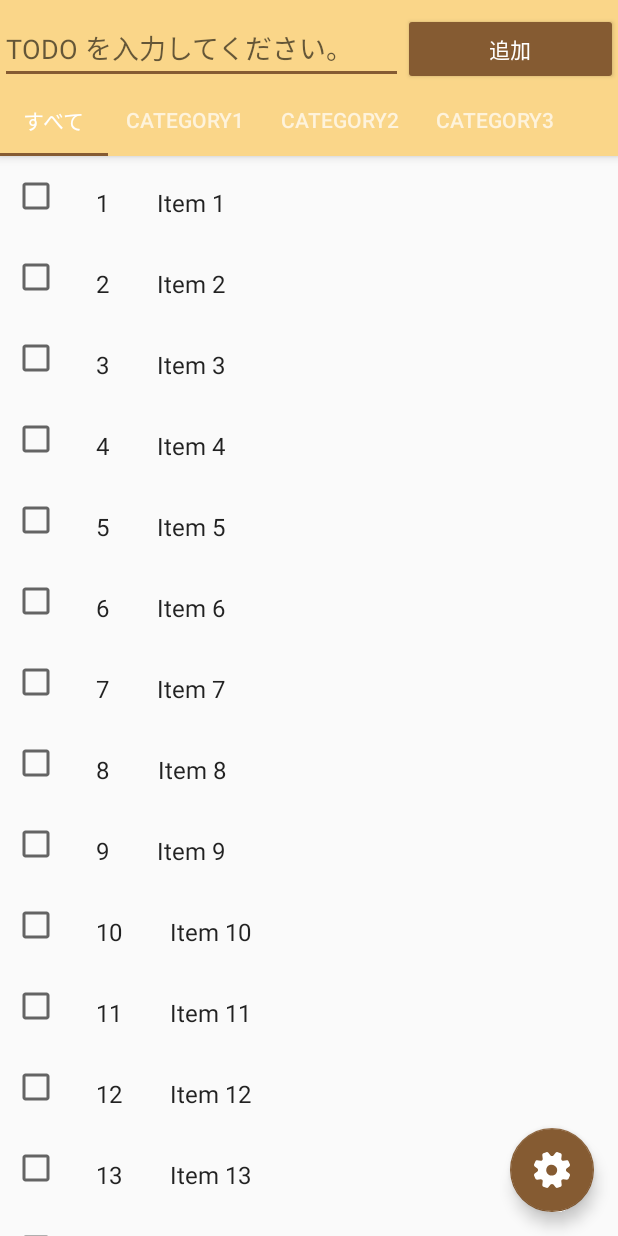
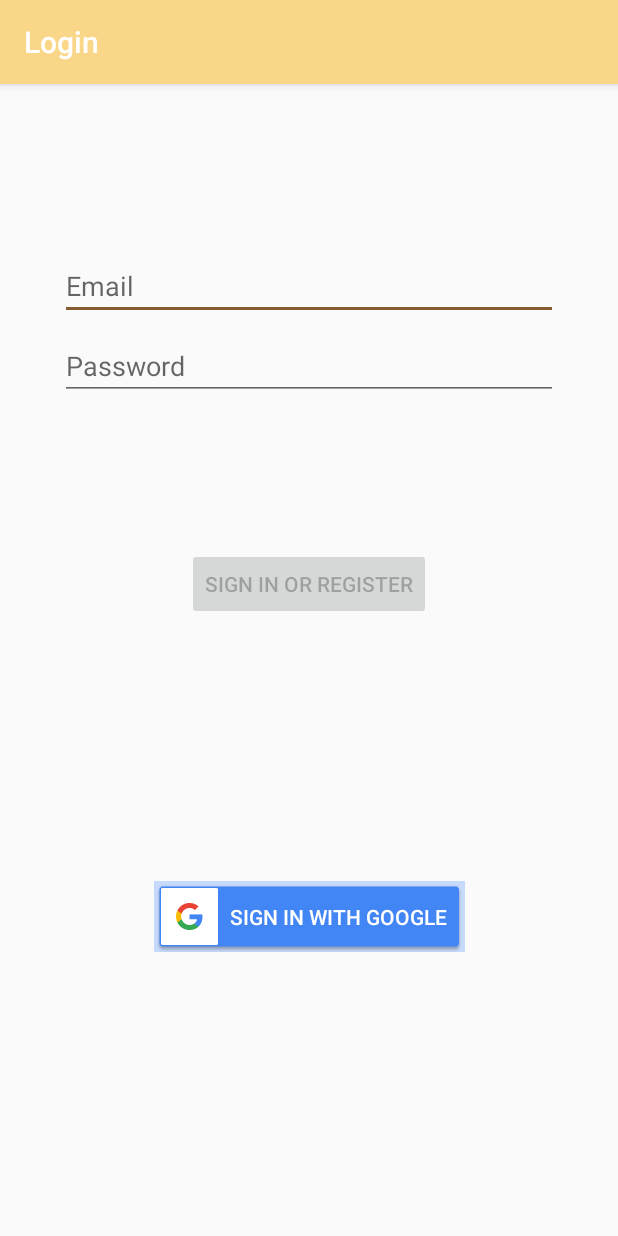
Before and after one commit to ryohashioka/TODO, an Android app: the screen it shows after launch (MainActivity before the commit, LoginActivity after it), on a phone screen of 412 x 824 dp. Run offline under Robolectric (Android 15) with nearby library versions, the phone set to English and light mode, and no system bars; our stand-ins replace Firebase (no records; nobody signed in at launch, a user with empty details on screens opened directly).

Commit message:
メールアドレスでのログイン機能追加

```diff
--- a/app/build.gradle
+++ b/app/build.gradle
@@ -38,7 +38,9 @@ dependencies {
     implementation 'androidx.recyclerview:recyclerview:1.0.0'
     implementation 'com.google.android.gms:play-services-plus:16.0.0'
     implementation 'com.google.firebase:firebase-auth:16.0.5'
+    implementation 'androidx.annotation:annotation:1.0.2'
     testImplementation 'junit:junit:4.12'
     androidTestImplementation 'androidx.test.ext:junit:1.1.0'
     androidTestImplementation 'androidx.test.espresso:espresso-core:3.2.0'
+    implementation 'com.google.android.gms:play-services-auth:17.0.0'
 }
--- /dev/null
+++ b/app/src/main/java/jp/co/ryo/hashioka/todo/firebase/Database.kt
@@ -0,0 +1 @@
+package jp.co.ryo.hashioka.todo.firebase
--- /dev/null
+++ b/app/src/main/java/jp/co/ryo/hashioka/todo/ui/login/LoginActivity.kt
@@ -0,0 +1,170 @@
+package jp.co.ryo.hashioka.todo.ui.login
+
+import android.app.Activity
+import android.content.Intent
+import androidx.lifecycle.Observer
+import androidx.lifecycle.ViewModelProviders
+import android.os.Bundle
+import androidx.annotation.StringRes
+import androidx.appcompat.app.AppCompatActivity
+import android.text.Editable
+import android.text.TextWatcher
+import android.view.View
+import android.view.inputmethod.EditorInfo
+import android.widget.Button
+import android.widget.EditText
+import android.widget.ProgressBar
+import android.widget.Toast
+import jp.co.ryo.hashioka.todo.MainActivity
+
+import jp.co.ryo.hashioka.todo.R
+
+class LoginActivity : AppCompatActivity() {
+
+    private lateinit var loginViewModel: LoginViewModel
+
+    private val loginSuccess : () -> Unit = {
+        // MainActivity へ遷移する。
+        intentMainActivity()
+    }
+    private val loginError : () -> Unit = {
+        // エラーメッセージを表示する。
+        Toast.makeText(
+            this, "Authentication failed.",
+            Toast.LENGTH_SHORT
+        ).show()
+    }
+
+    override fun onCreate(savedInstanceState: Bundle?) {
+        super.onCreate(savedInstanceState)
+        setContentView(R.layout.activity_login)
+
+        val username = findViewById<EditText>(R.id.username)
+        val password = findViewById<EditText>(R.id.password)
+        val login = findViewById<Button>(R.id.login)
+        val signInGoogle = findViewById<Button>(R.id.signInGoogle)
+        val loading = findViewById<ProgressBar>(R.id.loading)
+
+        loginViewModel = ViewModelProviders.of(this, LoginViewModelFactory())
+            .get(LoginViewModel::class.java)
+
+        // ログイン済みならメイン画面へ遷移
+        if(loginViewModel.isLoggedIn()) {
+            intentMainActivity()
+            return
+        }
+
+        loginViewModel.loginFormState.observe(this@LoginActivity, Observer {
+            val loginState = it ?: return@Observer
+
+            // disable login button unless both username / password is valid
+            login.isEnabled = loginState.isDataValid
+
+            if (loginState.usernameError != null) {
+                username.error = getString(loginState.usernameError)
+            }
+            if (loginState.passwordError != null) {
+                password.error = getString(loginState.passwordError)
+            }
+        })
+
+        loginViewModel.loginResult.observe(this@LoginActivity, Observer {
+            val loginResult = it ?: return@Observer
+
+            loading.visibility = View.GONE
+            if (loginResult.error != null) {
+                showLoginFailed(loginResult.error)
+            }
+            if (loginResult.success != null) {
+                updateUiWithUser(loginResult.success)
+            }
+            setResult(Activity.RESULT_OK)
+
+            //Complete and destroy login activity once successful
+            finish()
+        })
+
+        username.afterTextChanged {
+            loginViewModel.loginDataChanged(
+                username.text.toString(),
+                password.text.toString()
+            )
+        }
+
+        password.apply {
+            afterTextChanged {
+                loginViewModel.loginDataChanged(
+                    username.text.toString(),
+                    password.text.toString()
+                )
+            }
+
+            setOnEditorActionListener { _, actionId, _ ->
+                when (actionId) {
+                    EditorInfo.IME_ACTION_DONE ->
+                        loginViewModel.signIn(
+                            username.text.toString(),
+                            password.text.toString(),
+                            loginSuccess,
+                            loginError
+                        )
+                }
+                false
+            }
+
+            login.setOnClickListener {
+                loading.visibility = View.VISIBLE
+                loginViewModel.signIn(
+                    username.text.toString(),
+                    password.text.toString(),
+                    loginSuccess,
+                    loginError)
+            }
+        }
+
+        signInGoogle.setOnClickListener {
+            loginViewModel.signInGoogle(
+                loginSuccess,
+                loginError)
+        }
+
+    }
+
+    private fun updateUiWithUser(model: LoggedInUserView) {
+        val welcome = getString(R.string.welcome)
+        val displayName = model.displayName
+        // TODO : initiate successful logged in experience
+        Toast.makeText(
+            applicationContext,
+            "$welcome $displayName",
+            Toast.LENGTH_LONG
+        ).show()
+    }
+
+    private fun showLoginFailed(@StringRes errorString: Int) {
+        Toast.makeText(applicationContext, errorString, Toast.LENGTH_SHORT).show()
+    }
+
+    /**
+     * MainActivity へ遷移する処理
+     */
+    private fun intentMainActivity() {
+        val intent = Intent(this, MainActivity::class.java)
+        startActivity(intent)
+    }
+}
+
+/**
+ * Extension function to simplify setting an afterTextChanged action to EditText components.
+ */
+fun EditText.afterTextChanged(afterTextChanged: (String) -> Unit) {
+    this.addTextChangedListener(object : TextWatcher {
+        override fun afterTextChanged(editable: Editable?) {
+            afterTextChanged.invoke(editable.toString())
+        }
+
+        override fun beforeTextChanged(s: CharSequence, start: Int, count: Int, after: Int) {}
+
+        override fun onTextChanged(s: CharSequence, start: Int, before: Int, count: Int) {}
+    })
+}
--- /dev/null
+++ b/app/src/main/java/jp/co/ryo/hashioka/todo/ui/login/LoginViewModel.kt
@@ -0,0 +1,113 @@
+package jp.co.ryo.hashioka.todo.ui.login
+
+import android.util.Log
+import androidx.lifecycle.LiveData
+import androidx.lifecycle.MutableLiveData
+import androidx.lifecycle.ViewModel
+import android.util.Patterns
+import com.google.android.gms.auth.api.signin.GoogleSignIn
+import com.google.android.gms.auth.api.signin.GoogleSignInClient
+import com.google.android.gms.auth.api.signin.GoogleSignInOptions
+import com.google.firebase.auth.FirebaseAuth
+import com.google.firebase.auth.FirebaseUser
+import jp.co.ryo.hashioka.todo.R
+import jp.co.ryo.hashioka.todo.data.LoginRepository
+
+class LoginViewModel(
+    private val loginRepository: LoginRepository
+) : ViewModel() {
+
+    private val mAuth: FirebaseAuth = FirebaseAuth.getInstance()
+    var user : FirebaseUser? = mAuth.currentUser
+
+    private val _loginForm = MutableLiveData<LoginFormState>()
+    val loginFormState: LiveData<LoginFormState> = _loginForm
+
+    private val _loginResult = MutableLiveData<LoginResult>()
+    val loginResult: LiveData<LoginResult> = _loginResult
+
+    /**
+     * ログイン済なら true
+     * 未ログインなら false
+     */
+    fun isLoggedIn(): Boolean {
+        return user != null
+    }
+
+    fun signIn(
+        email: String,
+        password: String,
+        success: (() -> Unit)?,
+        error: (() -> Unit)?
+    ) {
+        mAuth.signInWithEmailAndPassword(email, password)
+            .addOnCompleteListener { task ->
+                if (task.isSuccessful) {
+                    // ログイン成功
+                    Log.d(TAG, "signInWithEmail:success")
+                    user = mAuth.currentUser
+                    success?.invoke()
+                } else {
+                    // ログイン失敗でサインアップする。
+                    Log.w(TAG, "signInWithEmail:failure", task.exception)
+                    signUp(email, password, success, error)
+                }
+            }
+    }
+
+    fun signUp(
+        email: String,
+        password: String,
+        success: (() -> Unit)?,
+        error: (() -> Unit)?
+    ) {
+        mAuth.createUserWithEmailAndPassword(email, password)
+            .addOnCompleteListener { task ->
+                if (task.isSuccessful) {
+                    // 登録成功
+                    Log.d(TAG, "createUserWithEmail:success")
+                    user = mAuth.currentUser
+                    success?.invoke()
+                } else {
+                    // 登録失敗
+                    Log.w(TAG, "createUserWithEmail:failure", task.exception)
+                    error?.invoke()
+                }
+            }
+    }
+
+    fun signInGoogle(
+        success: (() -> Unit)?,
+        error: (() -> Unit)?
+    ) {
+        // TODO: ここに Google でログインする処理を追加
+    }
+
+    fun loginDataChanged(username: String, password: String) {
+        if (!isUserNameValid(username)) {
+            _loginForm.value = LoginFormState(usernameError = R.string.invalid_username)
+        } else if (!isPasswordValid(password)) {
+            _loginForm.value = LoginFormState(passwordError = R.string.invalid_password)
+        } else {
+            _loginForm.value = LoginFormState(isDataValid = true)
+        }
+    }
+
+    // A placeholder username validation check
+    private fun isUserNameValid(username: String): Boolean {
+        return if (username.contains('@')) {
+            Patterns.EMAIL_ADDRESS.matcher(username).matches()
+        } else {
+            username.isNotBlank()
+        }
+    }
+
+    // A placeholder password validation check
+    private fun isPasswordValid(password: String): Boolean {
+        return password.length > 5
+    }
+
+    companion object {
+        private const val TAG = "LoginViewModel"
+    }
+}
--- /dev/null
+++ b/app/src/main/java/jp/co/ryo/hashioka/todo/ui/login/LoginViewModelFactory.kt
@@ -0,0 +1,25 @@
+package jp.co.ryo.hashioka.todo.ui.login
+
+import androidx.lifecycle.ViewModel
+import androidx.lifecycle.ViewModelProvider
+import jp.co.ryo.hashioka.todo.data.LoginDataSource
+import jp.co.ryo.hashioka.todo.data.LoginRepository
+
+/**
+ * ViewModel provider factory to instantiate LoginViewModel.
+ * Required given LoginViewModel has a non-empty constructor
+ */
+class LoginViewModelFactory : ViewModelProvider.Factory {
+
+    @Suppress("UNCHECKED_CAST")
+    override fun <T : ViewModel> create(modelClass: Class<T>): T {
+        if (modelClass.isAssignableFrom(LoginViewModel::class.java)) {
+            return LoginViewModel(
+                loginRepository = LoginRepository(
+                    dataSource = LoginDataSource()
+                )
+            ) as T
+        }
+        throw IllegalArgumentException("Unknown ViewModel class")
+    }
+}
--- /dev/null
+++ b/app/src/main/res/layout/activity_login.xml
@@ -0,0 +1,94 @@
+<?xml version="1.0" encoding="utf-8"?>
+<androidx.constraintlayout.widget.ConstraintLayout xmlns:android="http://schemas.android.com/apk/res/android"
+    xmlns:app="http://schemas.android.com/apk/res-auto"
+    xmlns:tools="http://schemas.android.com/tools"
+    android:id="@+id/container"
+    android:layout_width="match_parent"
+    android:layout_height="match_parent"
+    android:paddingLeft="@dimen/activity_horizontal_margin"
+    android:paddingTop="@dimen/activity_vertical_margin"
+    android:paddingRight="@dimen/activity_horizontal_margin"
+    android:paddingBottom="@dimen/activity_vertical_margin"
+    tools:context=".ui.login.LoginActivity">
+
+    <EditText
+        android:id="@+id/username"
+        android:layout_width="0dp"
+        android:layout_height="wrap_content"
+        android:layout_marginStart="24dp"
+        android:layout_marginTop="96dp"
+        android:layout_marginEnd="24dp"
+
+        android:hint="@string/prompt_email"
+        android:inputType="textEmailAddress"
+        android:selectAllOnFocus="true"
+        app:layout_constraintEnd_toEndOf="parent"
+        app:layout_constraintStart_toStartOf="parent"
+        app:layout_constraintTop_toTopOf="parent" />
+
+    <EditText
+        android:id="@+id/password"
+        android:layout_width="0dp"
+        android:layout_height="wrap_content"
+        android:layout_marginStart="24dp"
+        android:layout_marginTop="8dp"
+        android:layout_marginEnd="24dp"
+
+        android:hint="@string/prompt_password"
+        android:imeActionLabel="@string/action_sign_in_short"
+        android:imeOptions="actionDone"
+        android:inputType="textPassword"
+        android:selectAllOnFocus="true"
+        app:layout_constraintEnd_toEndOf="parent"
+        app:layout_constraintStart_toStartOf="parent"
+        app:layout_constraintTop_toBottomOf="@+id/username" />
+
+    <Button
+        android:id="@+id/login"
+        android:layout_width="wrap_content"
+        android:layout_height="wrap_content"
+        android:layout_gravity="start"
+        android:layout_marginStart="48dp"
+        android:layout_marginTop="16dp"
+        android:layout_marginEnd="48dp"
+        android:layout_marginBottom="64dp"
+        android:enabled="false"
+        android:text="@string/action_sign_in"
+        app:layout_constraintBottom_toBottomOf="parent"
+        app:layout_constraintEnd_toEndOf="parent"
+        app:layout_constraintStart_toStartOf="parent"
+        app:layout_constraintTop_toBottomOf="@+id/password"
+        app:layout_constraintVertical_bias="0.2" />
+
+    <ProgressBar
+        android:id="@+id/loading"
+        android:layout_width="wrap_content"
+        android:layout_height="wrap_content"
+        android:layout_gravity="center"
+        android:layout_marginStart="32dp"
+        android:layout_marginTop="64dp"
+        android:layout_marginEnd="32dp"
+        android:layout_marginBottom="64dp"
+        android:visibility="gone"
+        app:layout_constraintBottom_toBottomOf="parent"
+        app:layout_constraintEnd_toEndOf="@+id/password"
+        app:layout_constraintStart_toStartOf="@+id/password"
+        app:layout_constraintTop_toTopOf="parent"
+        app:layout_constraintVertical_bias="0.3" />
+
+    <Button
+        android:id="@+id/signInGoogle"
+        android:layout_width="wrap_content"
+        android:layout_height="wrap_content"
+        android:background="@drawable/common_google_signin_btn_text_dark_focused"
+        android:text="SIGN IN WITH GOOGLE"
+        android:textColor="@color/common_google_signin_btn_text_dark_default"
+        android:textColorHighlight="@color/common_google_signin_btn_text_dark_pressed"
+        android:textColorHint="@color/common_google_signin_btn_text_dark_default"
+        android:textColorLink="@color/common_google_signin_btn_text_dark_default"
+        app:layout_constraintBottom_toBottomOf="parent"
+        app:layout_constraintEnd_toEndOf="parent"
+        app:layout_constraintStart_toStartOf="parent"
+        app:layout_constraintTop_toBottomOf="@+id/login" />
+
+</androidx.constraintlayout.widget.ConstraintLayout>
--- a/app/src/main/res/values/strings.xml
+++ b/app/src/main/res/values/strings.xml
@@ -6,4 +6,13 @@
 
     <string name="todo_input_hint">TODO を入力してください。</string>
     <string name="todo_add_button">追加</string>
+    <string name="title_activity_login">Login</string>
+    <string name="prompt_email">Email</string>
+    <string name="prompt_password">Password</string>
+    <string name="action_sign_in">Sign in or register</string>
+    <string name="action_sign_in_short">Sign in</string>
+    <string name="welcome">"Welcome !"</string>
+    <string name="invalid_username">Not a valid username</string>
+    <string name="invalid_password">Password must be >5 characters</string>
+    <string name="login_failed">"Login failed"</string>
 </resources>
```
Also changed, not shown: app/src/main/AndroidManifest.xml (+7 -4 lines), app/src/main/java/jp/co/ryo/hashioka/todo/data/LoginDataSource.kt (added, +24 -0 lines), app/src/main/java/jp/co/ryo/hashioka/todo/data/LoginRepository.kt (added, +46 -0 lines), app/src/main/java/jp/co/ryo/hashioka/todo/data/Result.kt (added, +18 -0 lines), app/src/main/java/jp/co/ryo/hashioka/todo/data/model/LoggedInUser.kt (added, +9 -0 lines), app/src/main/java/jp/co/ryo/hashioka/todo/ui/login/LoggedInUserView.kt (added, +9 -0 lines), app/src/main/java/jp/co/ryo/hashioka/todo/ui/login/LoginFormState.kt (added, +10 -0 lines), app/src/main/java/jp/co/ryo/hashioka/todo/ui/login/LoginResult.kt (added, +9 -0 lines).
